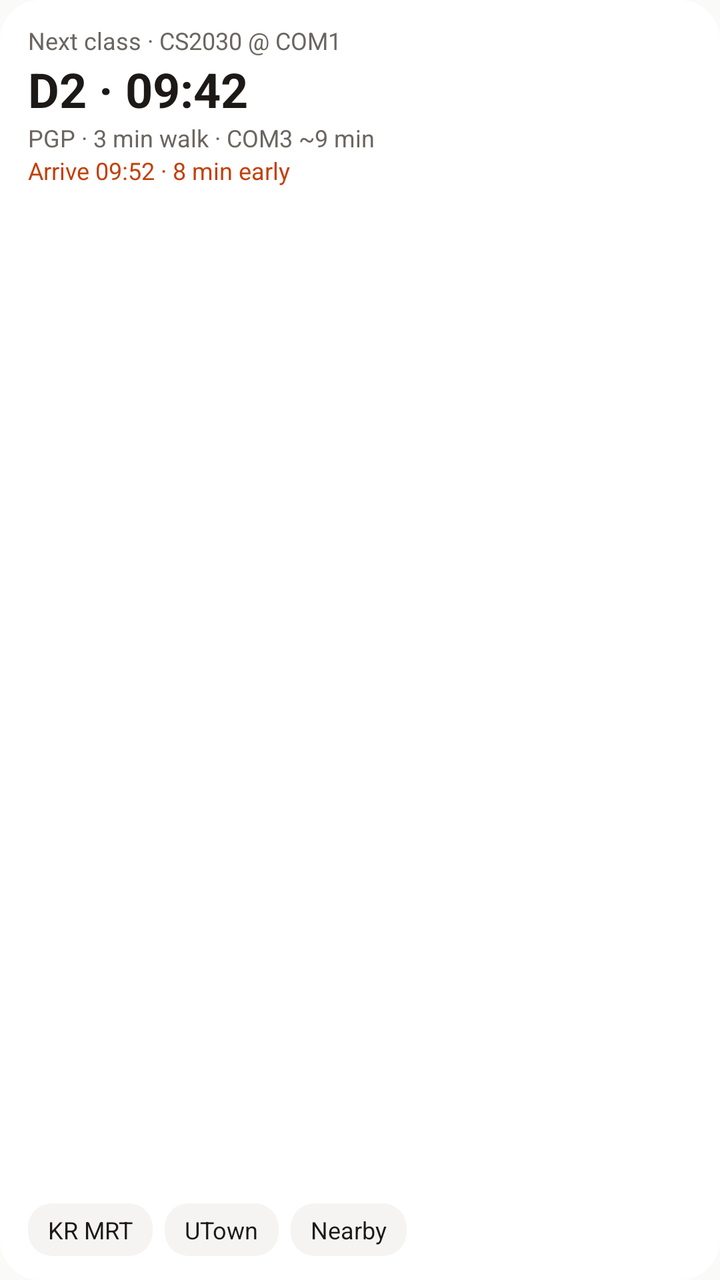
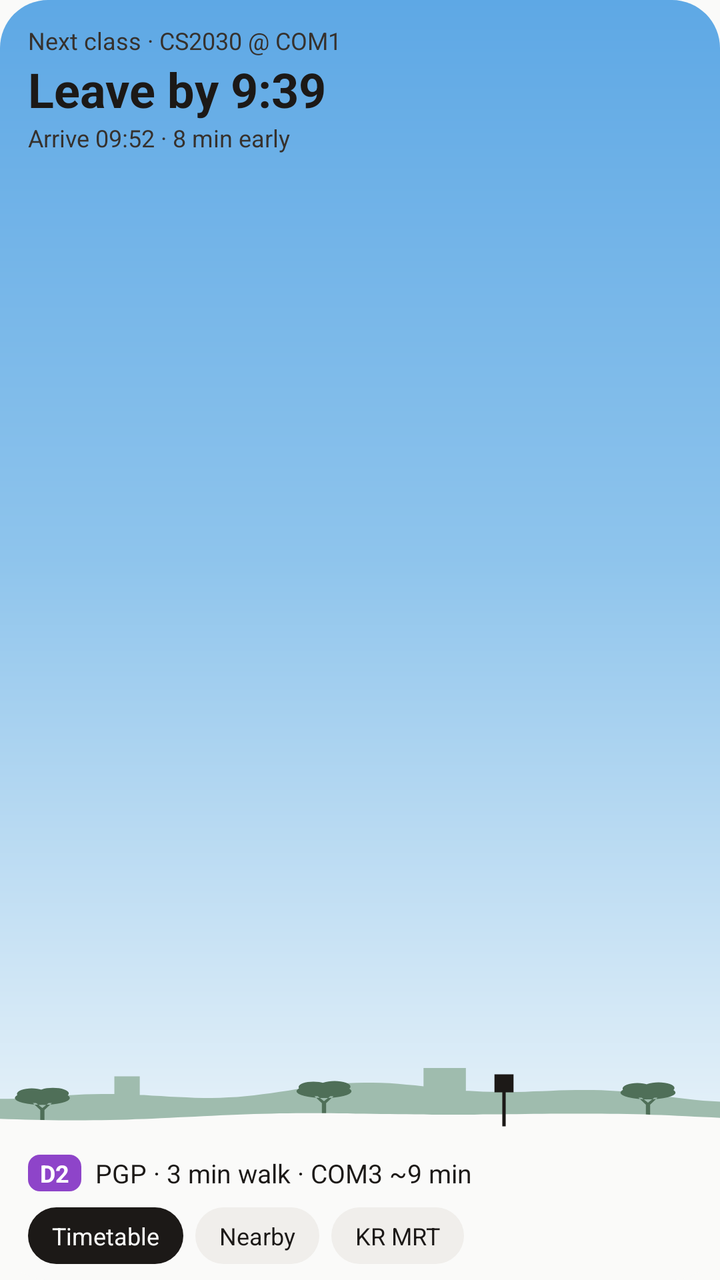

Screens rendered from an Android XML layout before and after an edit, with the pre-edit source and the edit as a unified diff.
<!-- AndroidManifest.xml: application theme Theme.Terminus -->
<!-- res/layout/widget_preview_large.xml -->
<?xml version="1.0" encoding="utf-8"?>
<LinearLayout xmlns:android="http://schemas.android.com/apk/res/android"
    xmlns:tools="http://schemas.android.com/tools"
    tools:ignore="HardcodedText,UselessLeaf"
    android:layout_width="match_parent" android:layout_height="match_parent"
    android:orientation="vertical"
    android:background="@drawable/widget_preview_bg"
    android:paddingHorizontal="14dp" android:paddingVertical="12dp">
    <TextView android:layout_width="wrap_content" android:layout_height="wrap_content"
        android:text="@string/preview_heading" android:textSize="12sp"
        android:textColor="@color/brand_muted" android:maxLines="1" />
    <TextView android:layout_width="wrap_content" android:layout_height="wrap_content"
        android:text="D2 · 09:42" android:textSize="24sp" android:textStyle="bold"
        android:textColor="@color/brand_ink" />
    <TextView android:layout_width="wrap_content" android:layout_height="wrap_content"
        android:text="@string/preview_detail" android:textSize="12sp"
        android:textColor="@color/brand_muted" android:maxLines="1" />
    <TextView android:layout_width="wrap_content" android:layout_height="wrap_content"
        android:text="@string/preview_arrive" android:textSize="12sp"
        android:textColor="@color/brand_accent" />
    
    <FrameLayout android:layout_width="match_parent" android:layout_height="0dp" android:layout_weight="1" />
    <LinearLayout android:layout_width="wrap_content" android:layout_height="wrap_content" android:orientation="horizontal">
        <TextView android:layout_width="wrap_content" android:layout_height="wrap_content" android:text="KR MRT"
            android:textSize="12sp" android:background="@drawable/widget_preview_chip" android:paddingHorizontal="10dp" android:paddingVertical="5dp"
            android:textColor="@color/brand_ink" android:layout_marginEnd="6dp" />
        <TextView android:layout_width="wrap_content" android:layout_height="wrap_content" android:text="UTown"
            android:textSize="12sp" android:background="@drawable/widget_preview_chip" android:paddingHorizontal="10dp" android:paddingVertical="5dp"
            android:textColor="@color/brand_ink" android:layout_marginEnd="6dp" />
        <TextView android:layout_width="wrap_content" android:layout_height="wrap_content" android:text="@string/chip_nearby"
            android:textSize="12sp" android:background="@drawable/widget_preview_chip" android:paddingHorizontal="10dp" android:paddingVertical="5dp"
            android:textColor="@color/brand_ink" />
    </LinearLayout>
</LinearLayout>
<!-- resources referenced by this layout -->
<resources>
  <color name="brand_accent">#C2410C</color>
  <color name="brand_ink">#1C1917</color>
  <color name="brand_muted">#6B6560</color>
  <!-- drawable widget_preview_bg (drawable) -->
  <?xml version="1.0" encoding="utf-8"?>
  <shape xmlns:android="http://schemas.android.com/apk/res/android" android:shape="rectangle">
      <solid android:color="@color/brand_surface" />
      <corners android:radius="20dp" />
  </shape>
  <!-- drawable widget_preview_chip (drawable) -->
  <?xml version="1.0" encoding="utf-8"?>
  <shape xmlns:android="http://schemas.android.com/apk/res/android" android:shape="rectangle">
      <solid android:color="@color/brand_chip" />
      <corners android:radius="12dp" />
  </shape>
  <string name="chip_nearby">Nearby</string>
  <string name="preview_arrive">Arrive 09:52 · 8 min early</string>
  <string name="preview_detail">PGP · 3 min walk · COM3 ~9 min</string>
  <string name="preview_heading">Next class · CS2030 @ COM1</string>
  <style name="Theme.Terminus" parent="android:Theme.Material.Light.NoActionBar">
          <item name="android:windowBackground">@color/bg</item>
      </style>
  <color name="brand_surface">#FFFFFF</color>
  <color name="brand_chip">#F5F4F2</color>
  <color name="bg">#FAFAF9</color>
</resources>

<!-- the commit's change to res/layout/widget_preview_large.xml (unified diff, before → after) -->
@@ -5,30 +5,37 @@
     android:layout_width="match_parent" android:layout_height="match_parent"
     android:orientation="vertical"
     android:background="@drawable/widget_preview_bg"
-    android:paddingHorizontal="14dp" android:paddingVertical="12dp">
+    android:paddingHorizontal="14dp" android:paddingTop="12dp" android:paddingBottom="8dp">
     <TextView android:layout_width="wrap_content" android:layout_height="wrap_content"
         android:text="@string/preview_heading" android:textSize="12sp"
-        android:textColor="@color/brand_muted" android:maxLines="1" />
+        android:textColor="@color/brand_sky_muted" android:maxLines="1" />
     <TextView android:layout_width="wrap_content" android:layout_height="wrap_content"
-        android:text="D2 · 09:42" android:textSize="24sp" android:textStyle="bold"
-        android:textColor="@color/brand_ink" />
-    <TextView android:layout_width="wrap_content" android:layout_height="wrap_content"
-        android:text="@string/preview_detail" android:textSize="12sp"
-        android:textColor="@color/brand_muted" android:maxLines="1" />
+        android:text="@string/preview_leave" android:textSize="24sp" android:textStyle="bold"
+        android:textColor="@color/brand_ink" android:maxLines="1" />
     <TextView android:layout_width="wrap_content" android:layout_height="wrap_content"
         android:text="@string/preview_arrive" android:textSize="12sp"
-        android:textColor="@color/brand_accent" />
+        android:textColor="@color/brand_sky_muted" android:maxLines="1" />
     
     <FrameLayout android:layout_width="match_parent" android:layout_height="0dp" android:layout_weight="1" />
+    <LinearLayout android:layout_width="wrap_content" android:layout_height="wrap_content" android:orientation="horizontal"
+        android:gravity="center_vertical" android:layout_marginBottom="8dp">
+        <TextView android:layout_width="wrap_content" android:layout_height="wrap_content" android:text="D2"
+            android:textSize="12sp" android:textStyle="bold" android:textColor="#FFFFFF"
+            android:background="@drawable/widget_preview_badge" android:paddingHorizontal="6dp" android:paddingVertical="1dp"
+            android:layout_marginEnd="7dp" />
+        <TextView android:layout_width="wrap_content" android:layout_height="wrap_content"
+            android:text="@string/preview_detail" android:textSize="13sp"
+            android:textColor="@color/brand_ink" android:maxLines="1" />
+    </LinearLayout>
     <LinearLayout android:layout_width="wrap_content" android:layout_height="wrap_content" android:orientation="horizontal">
+        <TextView android:layout_width="wrap_content" android:layout_height="wrap_content" android:text="@string/timetable"
+            android:textSize="12sp" android:textColor="@color/brand_page" android:background="@drawable/widget_preview_chip_on"
+            android:paddingHorizontal="12dp" android:paddingVertical="6dp" android:layout_marginEnd="6dp" />
+        <TextView android:layout_width="wrap_content" android:layout_height="wrap_content" android:text="@string/chip_nearby"
+            android:textSize="12sp" android:textColor="@color/brand_ink" android:background="@drawable/widget_preview_chip"
+            android:paddingHorizontal="12dp" android:paddingVertical="6dp" android:layout_marginEnd="6dp" />
         <TextView android:layout_width="wrap_content" android:layout_height="wrap_content" android:text="KR MRT"
-            android:textSize="12sp" android:background="@drawable/widget_preview_chip" android:paddingHorizontal="10dp" android:paddingVertical="5dp"
-            android:textColor="@color/brand_ink" android:layout_marginEnd="6dp" />
-        <TextView android:layout_width="wrap_content" android:layout_height="wrap_content" android:text="UTown"
-            android:textSize="12sp" android:background="@drawable/widget_preview_chip" android:paddingHorizontal="10dp" android:paddingVertical="5dp"
-            android:textColor="@color/brand_ink" android:layout_marginEnd="6dp" />
-        <TextView android:layout_width="wrap_content" android:layout_height="wrap_content" android:text="@string/chip_nearby"
-            android:textSize="12sp" android:background="@drawable/widget_preview_chip" android:paddingHorizontal="10dp" android:paddingVertical="5dp"
-            android:textColor="@color/brand_ink" />
+            android:textSize="12sp" android:textColor="@color/brand_ink" android:background="@drawable/widget_preview_chip"
+            android:paddingHorizontal="12dp" android:paddingVertical="6dp" />
     </LinearLayout>
 </LinearLayout>
<!-- resource entries referenced after the edit -->
@@ -1,29 +1,54 @@
 <!-- resources referenced by this layout -->
 <resources>
-  <color name="brand_accent">#C2410C</color>
   <color name="brand_ink">#1C1917</color>
-  <color name="brand_muted">#6B6560</color>
+  <color name="brand_page">#FAFAF9</color>
+  <color name="brand_sky_muted">#36312D</color>
+  <!-- drawable widget_preview_badge (drawable) -->
+  <?xml version="1.0" encoding="utf-8"?>
+  <shape xmlns:android="http://schemas.android.com/apk/res/android" android:shape="rectangle">
+      <solid android:color="#8E44C9" />
+      <corners android:radius="6dp" />
+  </shape>
   <!-- drawable widget_preview_bg (drawable) -->
   <?xml version="1.0" encoding="utf-8"?>
-  <shape xmlns:android="http://schemas.android.com/apk/res/android" android:shape="rectangle">
-      <solid android:color="@color/brand_surface" />
-      <corners android:radius="20dp" />
-  </shape>
+  <layer-list xmlns:android="http://schemas.android.com/apk/res/android">
+      <item>
+          <shape android:shape="rectangle">
+              <solid android:color="@color/brand_page" />
+              <corners android:radius="24dp" />
+          </shape>
+      </item>
+      <item android:bottom="84dp">
+          <shape android:shape="rectangle">
+              <gradient android:angle="270" android:startColor="#5EA8E5" android:centerColor="#8EC4EC" android:endColor="#E3F0F8" />
+              <corners android:topLeftRadius="24dp" android:topRightRadius="24dp" />
+          </shape>
+      </item>
+      <item android:bottom="72dp" android:gravity="bottom|fill_horizontal" android:height="34dp" android:drawable="@drawable/widget_preview_hills" />
+  </layer-list>
   <!-- drawable widget_preview_chip (drawable) -->
   <?xml version="1.0" encoding="utf-8"?>
   <shape xmlns:android="http://schemas.android.com/apk/res/android" android:shape="rectangle">
       <solid android:color="@color/brand_chip" />
-      <corners android:radius="12dp" />
+      <corners android:radius="16dp" />
+  </shape>
+  <!-- drawable widget_preview_chip_on (drawable) -->
+  <?xml version="1.0" encoding="utf-8"?>
+  <shape xmlns:android="http://schemas.android.com/apk/res/android" android:shape="rectangle">
+      <solid android:color="@color/brand_ink" />
+      <corners android:radius="16dp" />
   </shape>
   <string name="chip_nearby">Nearby</string>
   <string name="preview_arrive">Arrive 09:52 · 8 min early</string>
   <string name="preview_detail">PGP · 3 min walk · COM3 ~9 min</string>
   <string name="preview_heading">Next class · CS2030 @ COM1</string>
+  <string name="preview_leave">Leave by 9:39</string>
+  <string name="timetable">Timetable</string>
   <style name="Theme.Terminus" parent="android:Theme.Material.Light.NoActionBar">
           <item name="android:windowBackground">@color/bg</item>
       </style>
-  <color name="brand_surface">#FFFFFF</color>
-  <color name="brand_chip">#F5F4F2</color>
+  <!-- drawable widget_preview_hills: vector/xml drawable (drawable, 3342 chars, omitted) -->
+  <color name="brand_chip">#F0EEEB</color>
   <color name="bg">#FAFAF9</color>
 </resources>
 
